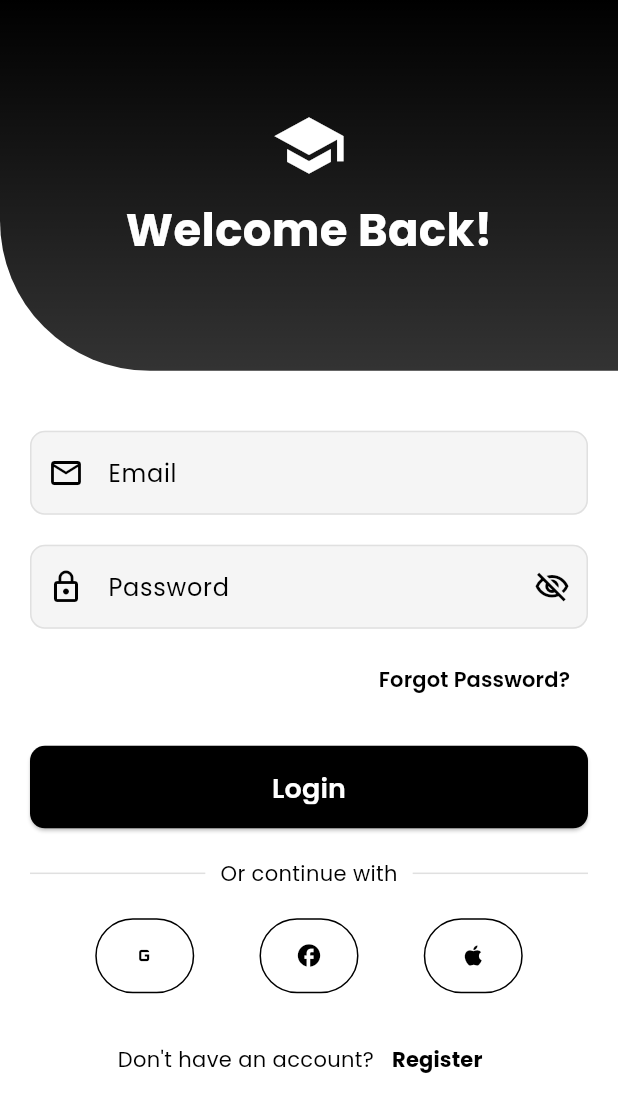
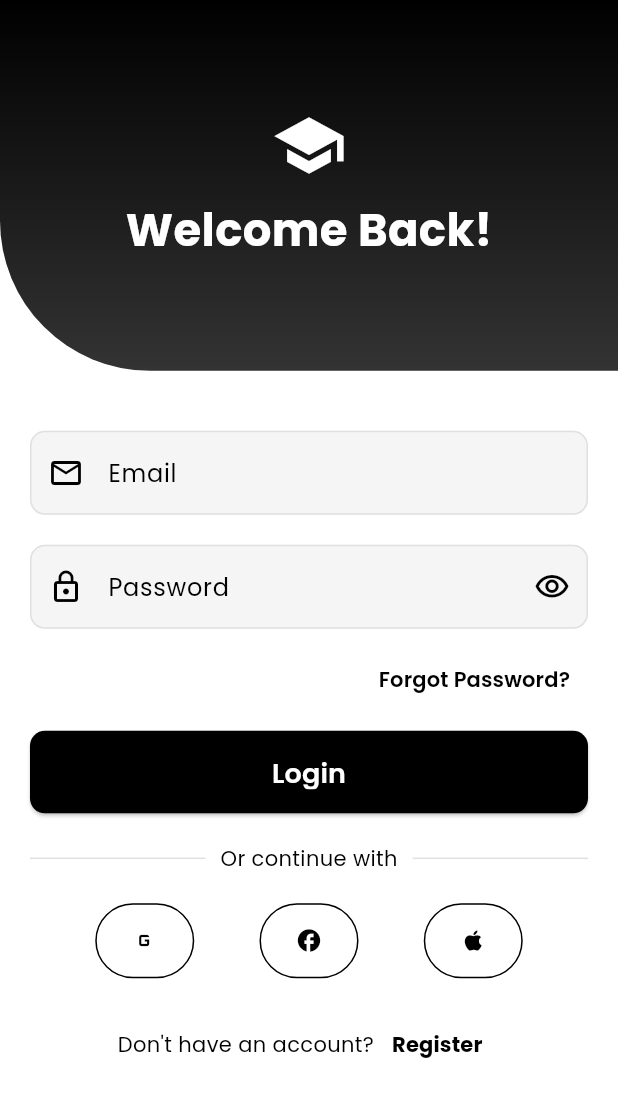
Before and after one commit to xuantruongit32/elearning_app, a Flutter app: the LoginScreen screen opened by its route, on a phone screen of 412 x 824 dp. Shown: the top 1112 px of the screen. Run offline on Flutter 3.47's test engine with Material 3 defaults, Android fonts, the phone set to English and light mode, and no system bars; our stand-ins replace bloc, equatable, flutter_bloc, get, get_storage, google_fonts and 1 more; accounts and stored records are empty.

Commit message:
feat: add login func

```diff
--- a/lib/view/auth/login_screen.dart
+++ b/lib/view/auth/login_screen.dart
@@ -1,10 +1,33 @@
+import 'package:elearning_app/core/utils/validators.dart';
 import 'package:elearning_app/routes/app_routes.dart';
 import 'package:elearning_app/view/onboarding/widgets/common/custom_button.dart';
+import 'package:elearning_app/view/onboarding/widgets/common/custom_textfield.dart';
 import 'package:flutter/material.dart';
 import 'package:get/get.dart';
 
-class LoginScreen extends StatelessWidget {
+class LoginScreen extends StatefulWidget {
   const LoginScreen({super.key});
+
+  @override
+  State<LoginScreen> createState() => _LoginScreenState();
+}
+
+class _LoginScreenState extends State<LoginScreen> {
+  final _formKey = GlobalKey<FormState>();
+  final _emailController = TextEditingController();
+  final _passwordController = TextEditingController();
+  @override
+  void dispose() {
+    _emailController.dispose();
+    _passwordController.dispose();
+    super.dispose();
+  }
+
+  void _handleLogin() {
+    if (_formKey.currentState!.validate()) {
+      Get.offAllNamed(AppRoutes.home);
+    }
+  }
 
   @override
   Widget build(BuildContext context) {
@@ -61,37 +84,23 @@ class LoginScreen extends StatelessWidget {
               child: Column(
                 children: [
                   const SizedBox(height: 20),
-
-                  // Email Field
-                  TextFormField(
-                    decoration: InputDecoration(
-                      labelText: 'Email',
-                      prefixIcon: const Icon(Icons.email_outlined),
-                      border: OutlineInputBorder(
-                        borderRadius: BorderRadius.circular(10),
-                      ),
-                      enabledBorder: OutlineInputBorder(
-                        borderRadius: BorderRadius.circular(10),
-                        borderSide: BorderSide(color: Colors.grey.shade300),
-                      ),
-                    ),
+                  Form(
+                    child: Column(
+                      children: [
+                        CustomTextField(
+                          label: 'Email',
+                          prefixIcon: Icons.email_outlined,
+                          controller: _emailController,
+                          keyboardType: TextInputType.emailAddress,
+                          validator: FormValidator.validateEmail,
                         ),
                         const SizedBox(height: 20),
-                  //pass
-                  TextFormField(
+                        CustomTextField(
+                          label: 'Password',
+                          prefixIcon: Icons.lock_outline,
+                          controller: _passwordController,
                           obscureText: true,
-                    decoration: InputDecoration(
-                      labelText: 'Password',
-                      prefixIcon: const Icon(Icons.lock_outline),
-                      suffixIcon: const Icon(Icons.visibility_off_outlined),
-                      border: OutlineInputBorder(
-                        borderRadius: BorderRadius.circular(10),
-                      ),
-                      enabledBorder: OutlineInputBorder(
-                        borderRadius: BorderRadius.circular(10),
-                        borderSide: BorderSide(color: Colors.grey.shade300),
-                      ),
-                    ),
+                          validator: FormValidator.validatePassword,
                         ),
                         const SizedBox(height: 10),
 
@@ -99,21 +108,26 @@ class LoginScreen extends StatelessWidget {
                         Align(
                           alignment: Alignment.centerRight,
                           child: TextButton(
-                      onPressed: () => Get.toNamed(AppRoutes.forgotPassword),
+                            onPressed: () =>
+                                Get.toNamed(AppRoutes.forgotPassword),
                             child: Text(
                               'Forgot Password?',
-                        style: TextStyle(color: Theme.of(context).primaryColor),
+                              style: TextStyle(
+                                color: Theme.of(context).primaryColor,
                               ),
                             ),
                           ),
-                  const SizedBox(height: 20),
-
+                        ),
+                        const SizedBox(height: 10),
                         //login button
                         CustomButton(
                           text: 'Login',
-                    onPressed: () => Get.offAllNamed(AppRoutes.home),
+                          onPressed: _handleLogin,
                         ),
                         const SizedBox(height: 20),
+                      ],
+                    ),
+                  ),
 
                   Row(
                     children: [
```
Lines whose indentation alone changed are shown as unchanged.
